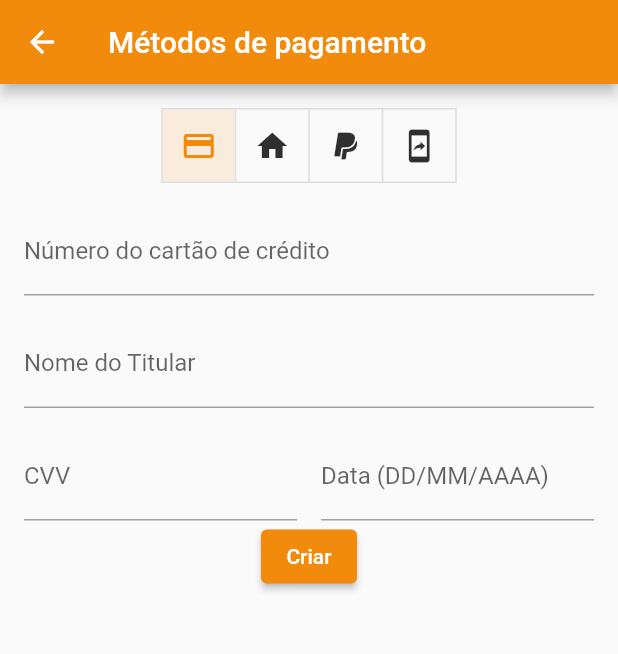
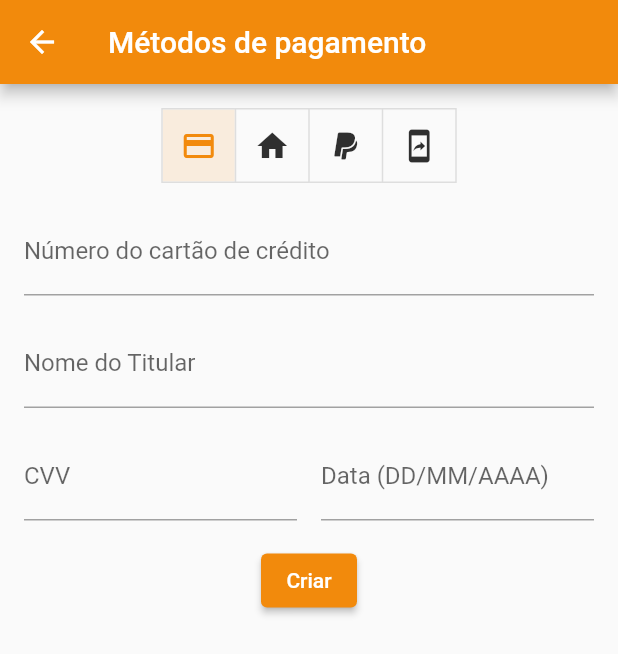
Before and after one commit to JoaoCupido/projeto_sti, a Flutter app: the PaymentMethodsPage2 screen opened by its route, on a phone screen of 412 x 824 dp. Shown: the top 654 px of the screen. Run offline on Flutter 3.47's test engine with Material 2 defaults, Android fonts, the phone set to English and light mode, and no system bars; our stand-ins replace carousel_slider, easy_search_bar, flutter_svg; project files that could hold a hidden picture were left out.

Commit message:
pequeno lapso no metodos_pagamento2.dart

```diff
--- a/lib/metodos_pagamento2.dart
+++ b/lib/metodos_pagamento2.dart
@@ -120,6 +120,7 @@ class _PaymentMethodsPage2State extends State<PaymentMethodsPage2> {
                   ),
                 ],
               ),
+              SizedBox(height: 16),
               Center(
                 child: ElevatedButton(
                   onPressed: () {
```
